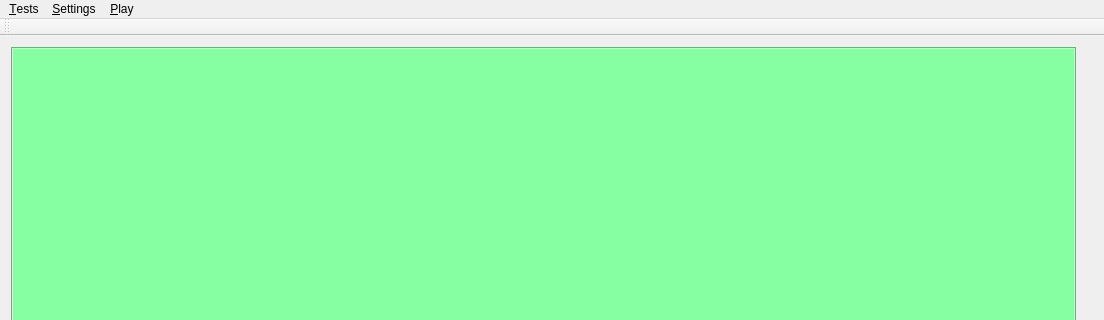
Old version of the form mainwindow.ui in the repository Warchild33/FormantSynth; both pictures show x 0 to 1104 and y 0 to 320 of the 1104 by 895 pixel window.
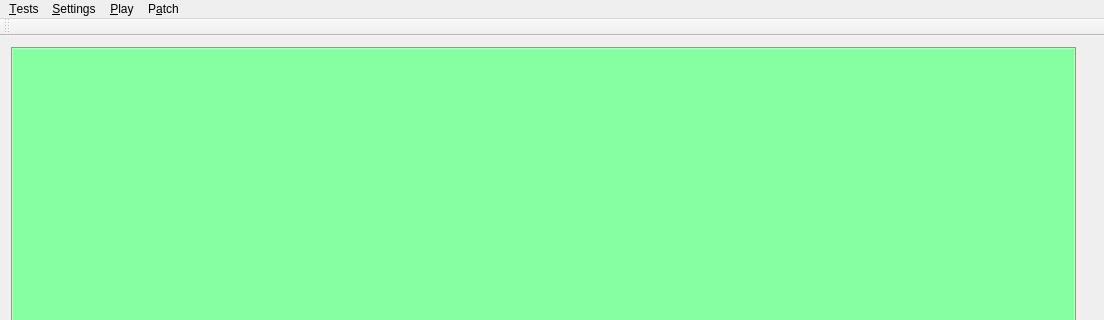
New version of the form. Custom widgets are drawn as their Qt base class.

Commit message: Added patch and multi voicing on FM

What changed in the file:
```diff
--- a/mainwindow.ui
+++ b/mainwindow.ui
@@ -101,9 +101,17 @@
     </property>
     <addaction name="actionPlay_happy_birsday"/>
    </widget>
+   <widget class="QMenu" name="menuPatch">
+    <property name="title">
+     <string>P&amp;atch</string>
+    </property>
+    <addaction name="actionLoadPatch"/>
+    <addaction name="actionSavePatch"/>
+   </widget>
    <addaction name="menuTests"/>
    <addaction name="menuSettings"/>
    <addaction name="menuPlay"/>
+   <addaction name="menuPatch"/>
   </widget>
   <widget class="QToolBar" name="mainToolBar">
    <attribute name="toolBarArea">
```
Left out of the diff: 17 changed lines with no effect on the pictures. The commit also changes 10 other files.
